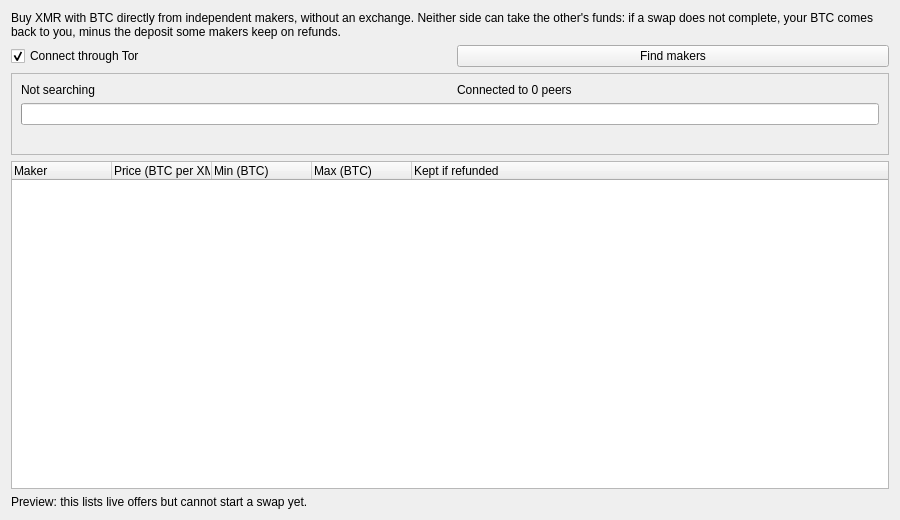
This is src/plugins/swap/AtomicSwapWidget.ui in BiscuitWallet/Biscuit as Qt 5 draws it before an edit. The edited form follows.
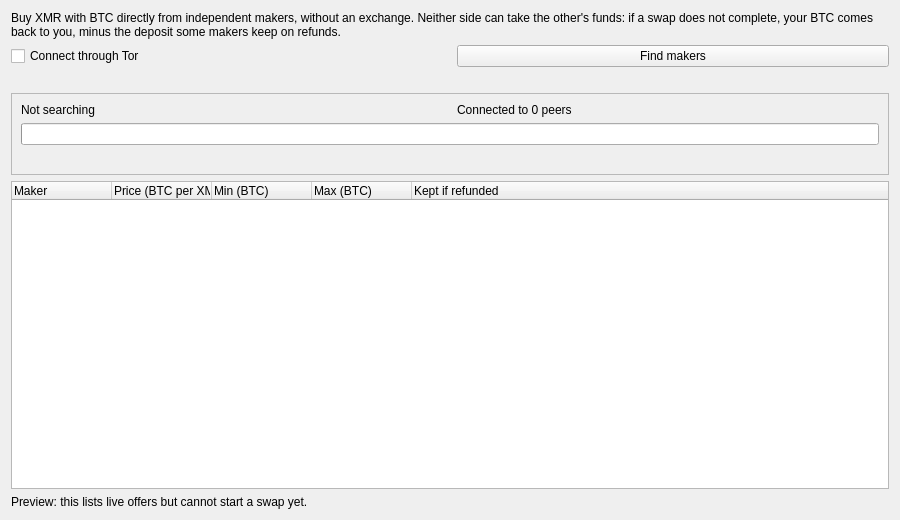
This is the edited form.

Commit message: Mode Tor : swaps Trocador désactivés, swaps atomiques via Tor

```diff
--- a/src/plugins/swap/AtomicSwapWidget.ui
+++ b/src/plugins/swap/AtomicSwapWidget.ui
@@ -31,9 +31,6 @@
        <property name="text">
         <string>Connect through Tor</string>
        </property>
-       <property name="checked">
-        <bool>true</bool>
-       </property>
       </widget>
      </item>
      <item>
@@ -52,6 +49,16 @@
      </item>
     </layout>
    </item>
+   <item>
+    <widget class="QLabel" name="label_torNote">
+     <property name="text">
+      <string/>
+     </property>
+     <property name="wordWrap">
+      <bool>true</bool>
+     </property>
+    </widget>
+   </item>
    <item>
     <widget class="QFrame" name="frame_discovery">
      <property name="frameShape">
```
The commit also changes 8 other files.
